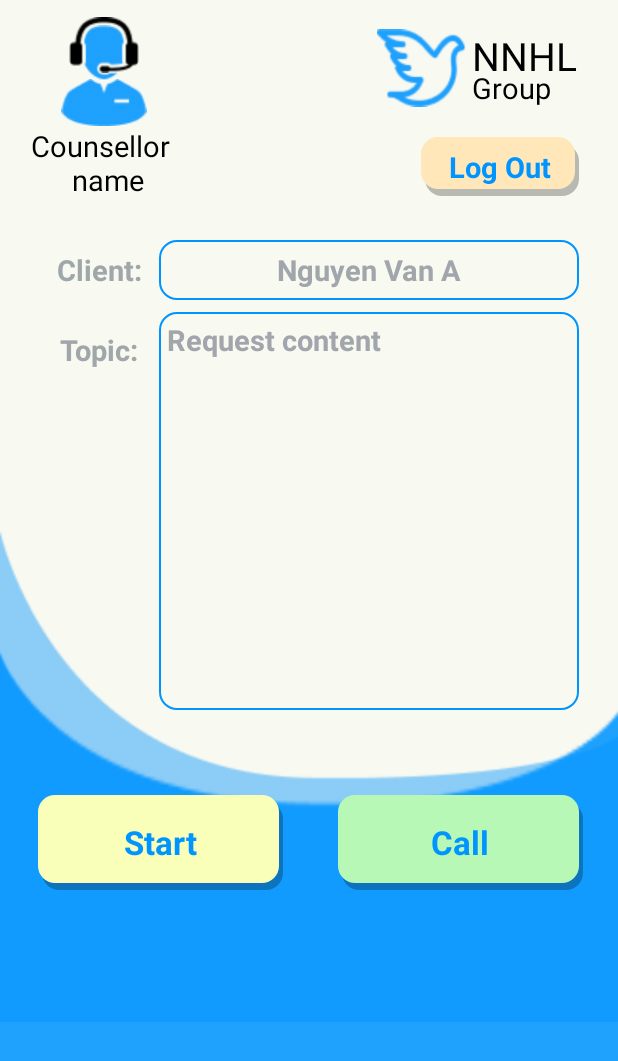
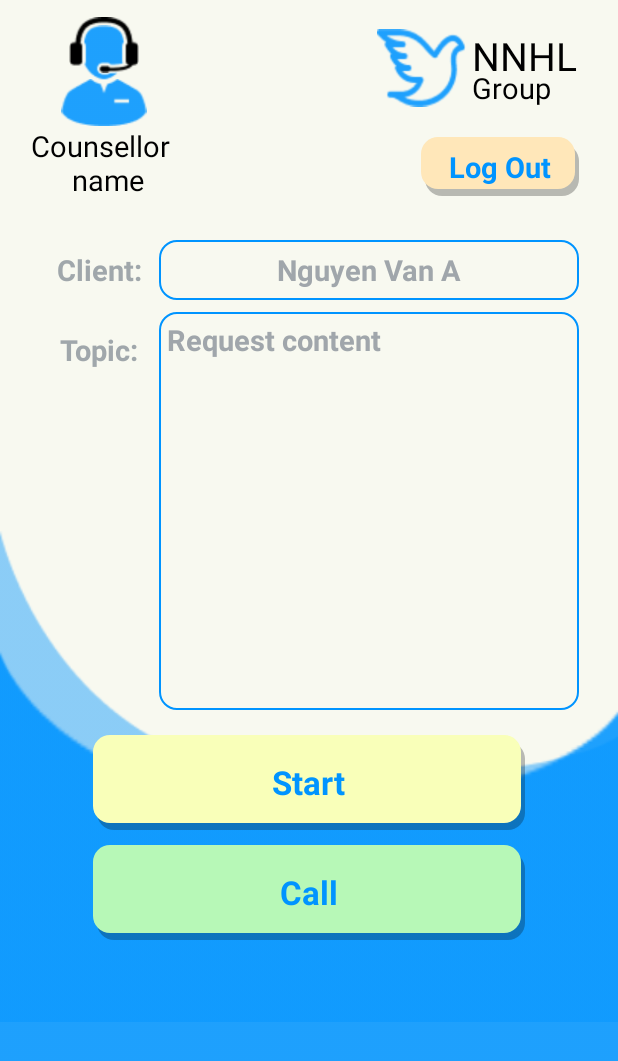
Before and after one commit to gigajet/ebank, an Android app: the CounsellorMainActivity screen opened directly, with no data from a screen before it, on a phone screen of 412 x 824 dp. Shown: the top 1061 px of the screen. Run offline under Robolectric (Android 15) with nearby library versions, the light colour scheme and no system bars; our stand-ins replace Firebase (no records; nobody signed in at launch, a user with empty details on screens opened directly).

Commit message:
add_button_animation

```diff
--- a/app/src/main/res/layout/clientmainview.xml
+++ b/app/src/main/res/layout/clientmainview.xml
@@ -175,7 +175,9 @@
                 android:layout_centerHorizontal="true"
                 >
 
-                <ImageButton android:id="@+id/requestButton"
+                <ImageButton
+                    android:foreground="?android:attr/selectableItemBackground"
+                    android:id="@+id/requestButton"
                     android:background="@drawable/shadow_button_5"
                     android:layout_width="288dp"
                     android:onClick="onclick_request"
--- a/app/src/main/res/layout/clientmainview_1.xml
+++ b/app/src/main/res/layout/clientmainview_1.xml
@@ -152,7 +152,9 @@
                 android:layout_centerHorizontal="true"
                 >
 
-                <ImageButton android:id="@+id/requestButton"
+                <ImageButton
+                    android:foreground="?android:attr/selectableItemBackground"
+                    android:id="@+id/requestButton"
                     android:background="@drawable/shadow_button_5"
                     android:onClick="onclick_request"
                     android:layout_width="288dp"
@@ -181,6 +183,7 @@
                 >
 
                 <ImageButton
+                    android:foreground="?android:attr/selectableItemBackground"
                     android:id="@+id/backButton"
                     android:onClick="onclick_back"
                     android:layout_width="100dp"
--- a/app/src/main/res/layout/clientwaitingview.xml
+++ b/app/src/main/res/layout/clientwaitingview.xml
@@ -216,7 +216,9 @@
                 android:layout_centerHorizontal="true"
                 >
 
-                <ImageButton android:id="@+id/endRequestButton"
+                <ImageButton
+                    android:foreground="?android:attr/selectableItemBackground"
+                    android:id="@+id/endRequestButton"
                     android:onClick="onclick_endrequest"
                     android:background="@drawable/shadow_button_3"
                     android:layout_width="288dp"
--- a/app/src/main/res/layout/counsellormainview.xml
+++ b/app/src/main/res/layout/counsellormainview.xml
@@ -260,15 +260,18 @@
 
 
 			<RelativeLayout android:id="@+id/callOption"
-				android:layout_marginTop="530dp"
-				android:layout_marginStart="225dp"
+				android:layout_below="@+id/startOption"
+				android:layout_marginTop="10dp"
+				android:layout_centerHorizontal="true"
 				android:layout_width="wrap_content"
 				android:layout_height="wrap_content"
 				>
 
-				<ImageButton android:id="@+id/callButton"
+				<ImageButton
+					android:foreground="?android:attr/selectableItemBackground"
+					android:id="@+id/callButton"
 					android:background="@drawable/shadow_button_5"
-					android:layout_width="163dp"
+					android:layout_width="288dp"
 					android:layout_height="63dp" />
 
 				<TextView android:id="@+id/call"
@@ -317,15 +320,17 @@
 
 
 			<RelativeLayout android:id="@+id/startOption"
-				android:layout_marginTop="530dp"
-				android:layout_marginStart="25dp"
+				android:layout_marginTop="490dp"
+				android:layout_centerHorizontal="true"
 				android:layout_width="wrap_content"
 				android:layout_height="wrap_content"
 				>
 
-				<ImageButton android:id="@+id/startButton"
+				<ImageButton
+					android:foreground="?android:attr/selectableItemBackground"
+					android:id="@+id/startButton"
 					android:background="@drawable/shadow_button_4"
-					android:layout_width="163dp"
+					android:layout_width="288dp"
 					android:layout_height="63dp" />
 
 				<TextView android:id="@+id/start"
--- a/app/src/main/res/layout/startview.xml
+++ b/app/src/main/res/layout/startview.xml
@@ -82,6 +82,7 @@
 					>
 
 					<ImageButton
+						android:foreground="?android:attr/selectableItemBackground"
 						android:id="@+id/counsellorButton"
 						android:background="@drawable/shadow_button"
 						android:layout_width="288dp"
@@ -109,6 +110,7 @@
 					android:layout_height="wrap_content">
 
 					<ImageButton
+						android:foreground="?android:attr/selectableItemBackground"
 						android:id="@+id/clientButton"
 						android:background="@drawable/shadow_button"
 						android:layout_width="288dp"
```
Also changed, not shown: app/src/main/res/layout/clientrequestview.xml (+6 -3 lines), app/src/main/res/layout/counsellorloginview.xml (+7 -2 lines), app/src/main/res/layout/counsellorregisterview.xml (+6 -2 lines).
